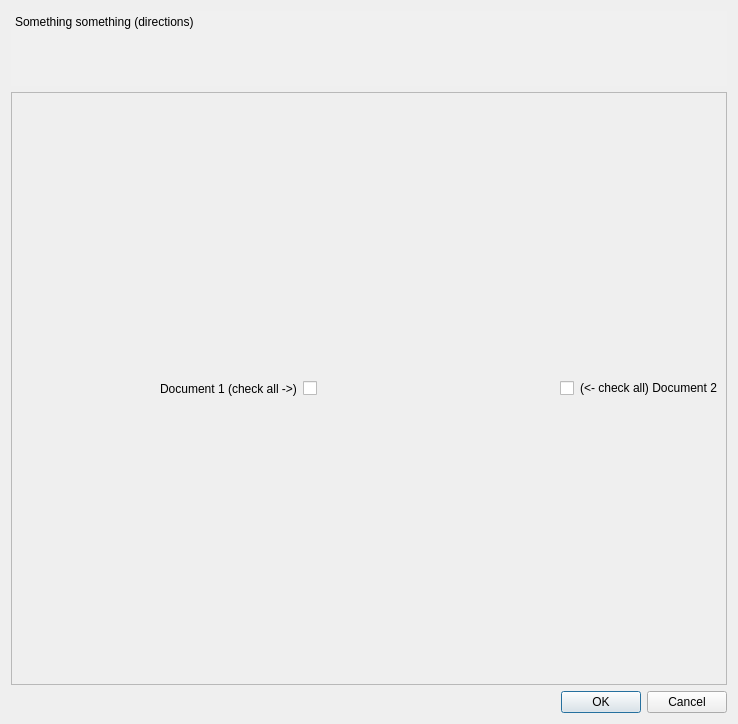
This is lib/layout_compare_dialog.ui in elansegarra/ArDa as Qt 5 draws it before an edit. The edited form follows.
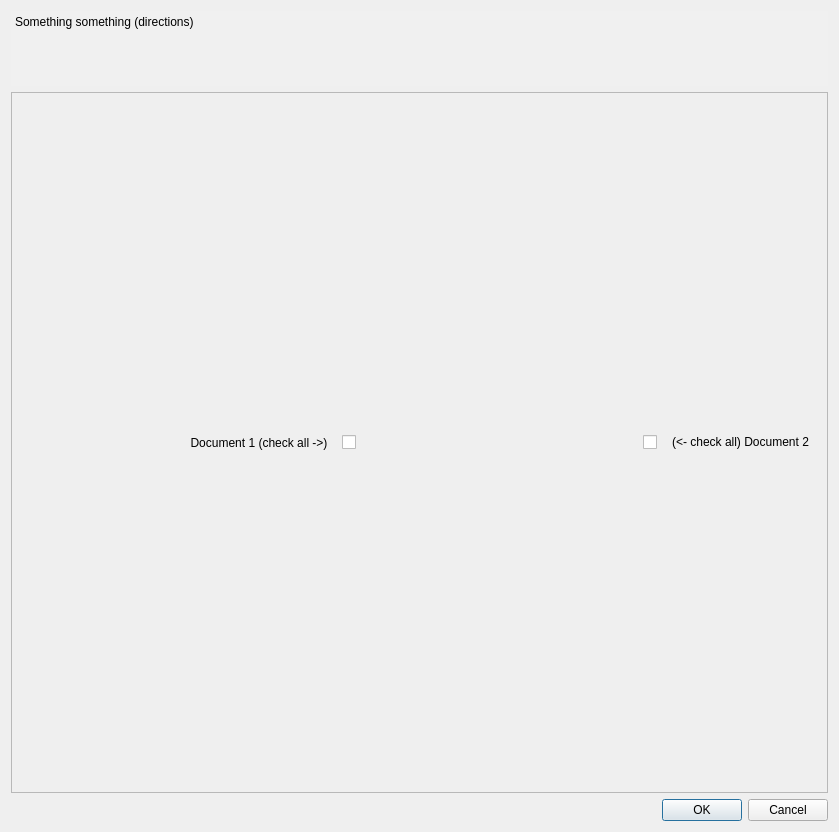
This is the edited form.

Commit message: Minor window aesthetics (window sizes and word wrap QLabels).

What changed in the file:
```diff
--- a/lib/layout_compare_dialog.ui
+++ b/lib/layout_compare_dialog.ui
@@ -6,8 +6,8 @@
    <rect>
     <x>0</x>
     <y>0</y>
-    <width>738</width>
-    <height>724</height>
+    <width>839</width>
+    <height>832</height>
    </rect>
   </property>
   <property name="windowTitle">
@@ -61,8 +61,8 @@
        <rect>
         <x>0</x>
         <y>0</y>
-        <width>718</width>
-        <height>584</height>
+        <width>819</width>
+        <height>702</height>
        </rect>
       </property>
       <layout class="QGridLayout" name="gridLayout">
```
The commit also changes 3 other files.
